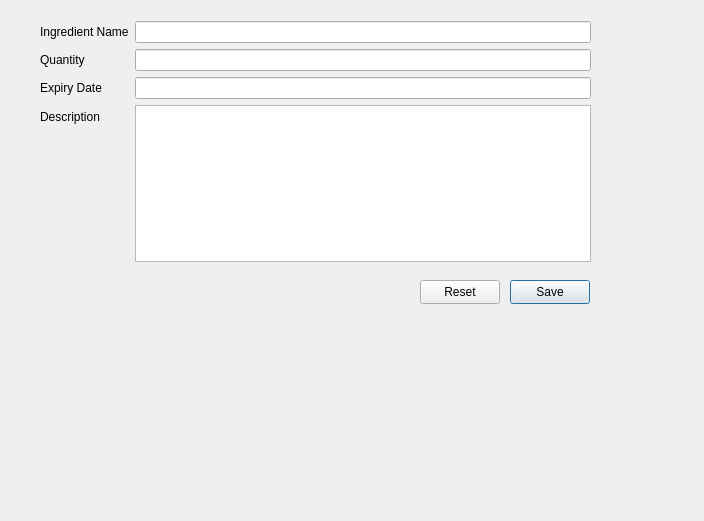
First picture: the form in addingredient.ui, repository khooinguyeen/FoodManagementSystem, before the edit.
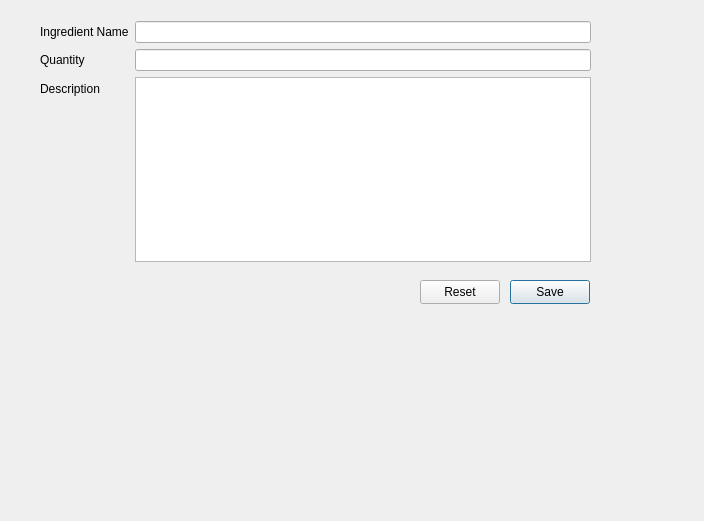
Second picture: the form after the edit.

Patch:
```diff
--- a/addingredient.ui
+++ b/addingredient.ui
@@ -44,23 +44,13 @@
      <widget class="QLineEdit" name="quantityLineEdit"/>
     </item>
     <item row="2" column="0">
-     <widget class="QLabel" name="expiryDateLabel">
-      <property name="text">
-       <string>Expiry Date</string>
-      </property>
-     </widget>
-    </item>
-    <item row="2" column="1">
-     <widget class="QLineEdit" name="expiryDateLineEdit"/>
-    </item>
-    <item row="3" column="0">
      <widget class="QLabel" name="descriptionLabel">
       <property name="text">
        <string>Description</string>
       </property>
      </widget>
     </item>
-    <item row="3" column="1">
+    <item row="2" column="1">
      <widget class="QTextEdit" name="txtDescription"/>
     </item>
    </layout>
```
